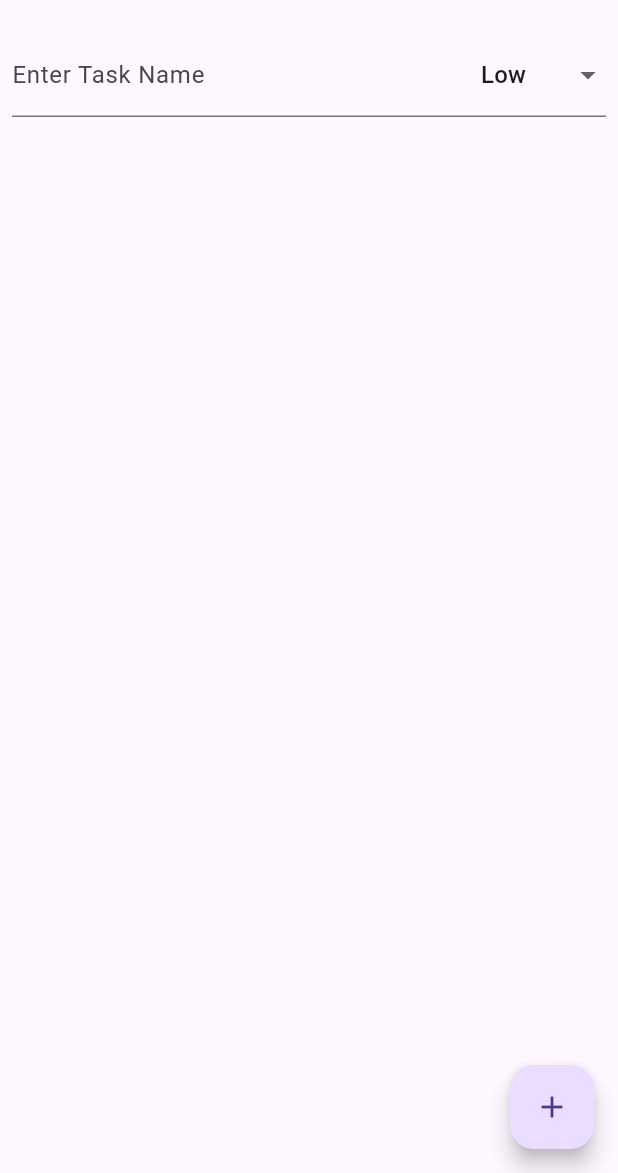
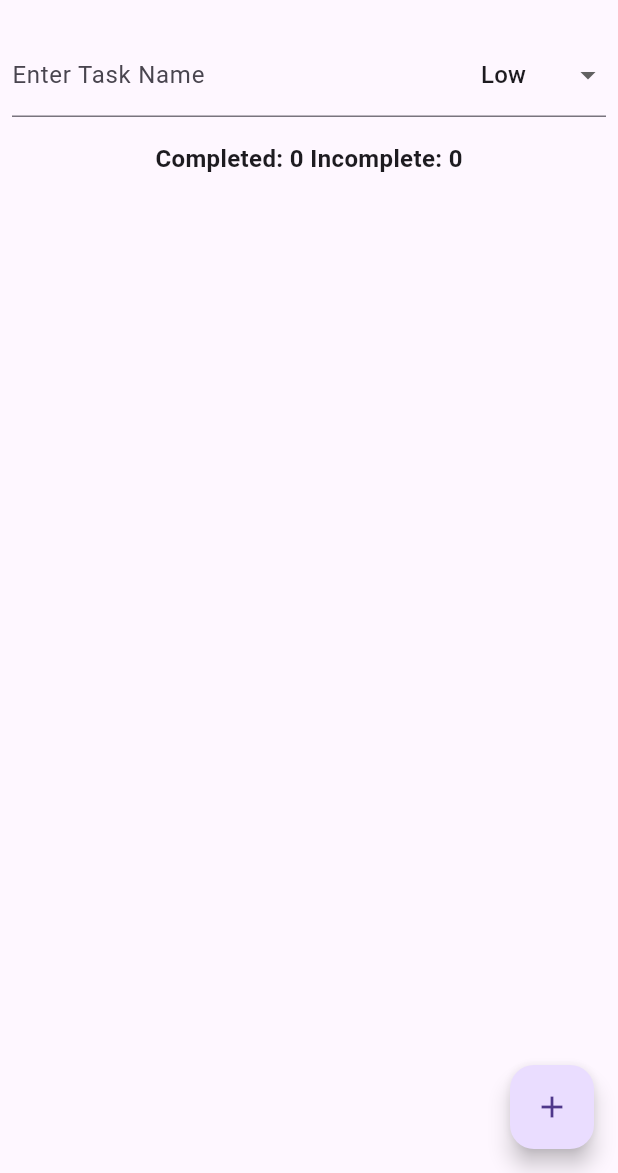
Before and after one commit to abhiramgelle1/TaskManagementApp-CW4, a Flutter app: the screen it shows after launch, on a phone screen of 412 x 824 dp, the part 63-1236 px from its top. Run offline on Flutter 3.47's test engine with Material 3 defaults, Android fonts, the light colour scheme and no system bars.

Commit message:
displaying a line showing how many tasks completed and not completed

```diff
--- a/lib/task_list_screen.dart
+++ b/lib/task_list_screen.dart
@@ -1,5 +1,5 @@
 import 'package:flutter/material.dart';
-import 'task.dart'; // Ensure you have a Task model with name, isCompleted, and priority attributes.
+import 'task.dart'; // Ensure the Task model is correctly defined in a separate file.
 
 class TaskListScreen extends StatefulWidget {
   @override
@@ -9,9 +9,42 @@ class TaskListScreen extends StatefulWidget {
 class _TaskListScreenState extends State<TaskListScreen> {
   List<Task> tasks = [];
   final TextEditingController _taskNameController = TextEditingController();
-  String _selectedPriority = 'Low';
+  String _selectedPriority = 'Low'; // Default priority
 
-  // Helper method to map priority to a numerical value for sorting.
+  // Add a task to the list
+  void _addTask() {
+    final String taskName = _taskNameController.text;
+    if (taskName.isNotEmpty) {
+      setState(() {
+        tasks.add(Task(name: taskName, priority: _selectedPriority));
+        _taskNameController.clear();
+        _sortTasks(); // Sort tasks every time a new one is added
+      });
+    }
+  }
+
+  // Toggle task completion status
+  void _toggleTaskCompletion(int index) {
+    setState(() {
+      tasks[index].isCompleted = !tasks[index].isCompleted;
+    });
+  }
+
+  // Remove a task from the list
+  void _removeTask(int index) {
+    setState(() {
+      tasks.removeAt(index);
+    });
+  }
+
+  // Sort tasks by priority
+  void _sortTasks() {
+    tasks.sort((Task a, Task b) {
+      return _priorityValue(a.priority).compareTo(_priorityValue(b.priority));
+    });
+  }
+
+  // Helper function to convert priority to numerical value
   int _priorityValue(String priority) {
     switch (priority) {
       case 'High':
@@ -21,45 +54,28 @@ class _TaskListScreenState extends State<TaskListScreen> {
       case 'Low':
         return 3;
       default:
-        return 3; // Default to Low if unknown.
+        return 3;
     }
   }
 
-  // Method to add tasks
-  void _addTask() {
-    final String taskName = _taskNameController.text;
-    if (taskName.isNotEmpty) {
-      setState(() {
-        tasks.add(Task(
-            name: taskName, isCompleted: false, priority: _selectedPriority));
-        _taskNameController.clear();
-        _sortTasks();
-      });
+  // Function to count completed and incomplete tasks
+  Map<String, int> _countTasks() {
+    int completed = 0;
+    int incomplete = 0;
+    for (Task task in tasks) {
+      if (task.isCompleted) {
+        completed++;
+      } else {
+        incomplete++;
+      }
     }
-  }
-
-  // Method to sort tasks by priority
-  void _sortTasks() {
-    tasks.sort((a, b) =>
-        _priorityValue(a.priority).compareTo(_priorityValue(b.priority)));
-  }
-
-  // Method to toggle completion status
-  void _toggleTaskCompletion(int index) {
-    setState(() {
-      tasks[index].isCompleted = !tasks[index].isCompleted;
-    });
-  }
-
-  // Method to remove tasks
-  void _removeTask(int index) {
-    setState(() {
-      tasks.removeAt(index);
-    });
+    return {'completed': completed, 'incomplete': incomplete};
   }
 
   @override
   Widget build(BuildContext context) {
+    Map<String, int> taskCount =
+        _countTasks(); // Call this here to update each time the state changes
     return Scaffold(
       appBar: AppBar(
         title: Text('Task Manager'),
@@ -80,8 +96,7 @@ class _TaskListScreenState extends State<TaskListScreen> {
                         _selectedPriority = newValue!;
                       });
                     },
-                    items: <String>['Low', 'Medium', 'High']
-                        .map<DropdownMenuItem<String>>((String value) {
+                    items: ['Low', 'Medium', 'High'].map((String value) {
                       return DropdownMenuItem<String>(
                         value: value,
                         child: Text(value),
@@ -90,6 +105,15 @@ class _TaskListScreenState extends State<TaskListScreen> {
                   ),
                 ),
               ),
+              onSubmitted: (_) =>
+                  _addTask(), // Add task when submitting the form
+            ),
+          ),
+          Padding(
+            padding: const EdgeInsets.all(8.0),
+            child: Text(
+              'Completed: ${taskCount['completed']} Incomplete: ${taskCount['incomplete']}',
+              style: TextStyle(fontSize: 16, fontWeight: FontWeight.bold),
             ),
           ),
           Expanded(
```
